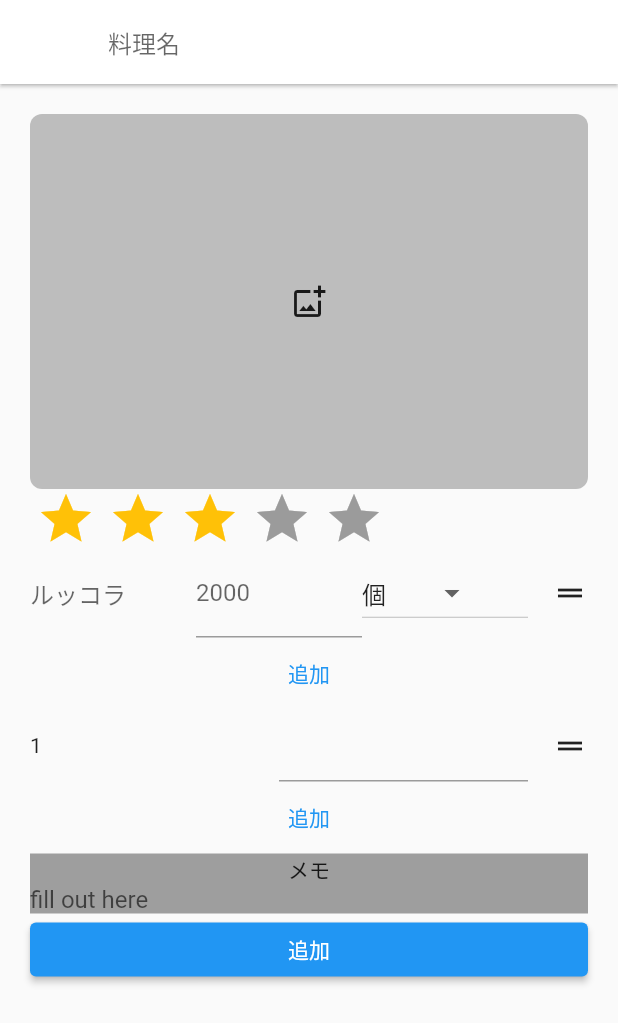
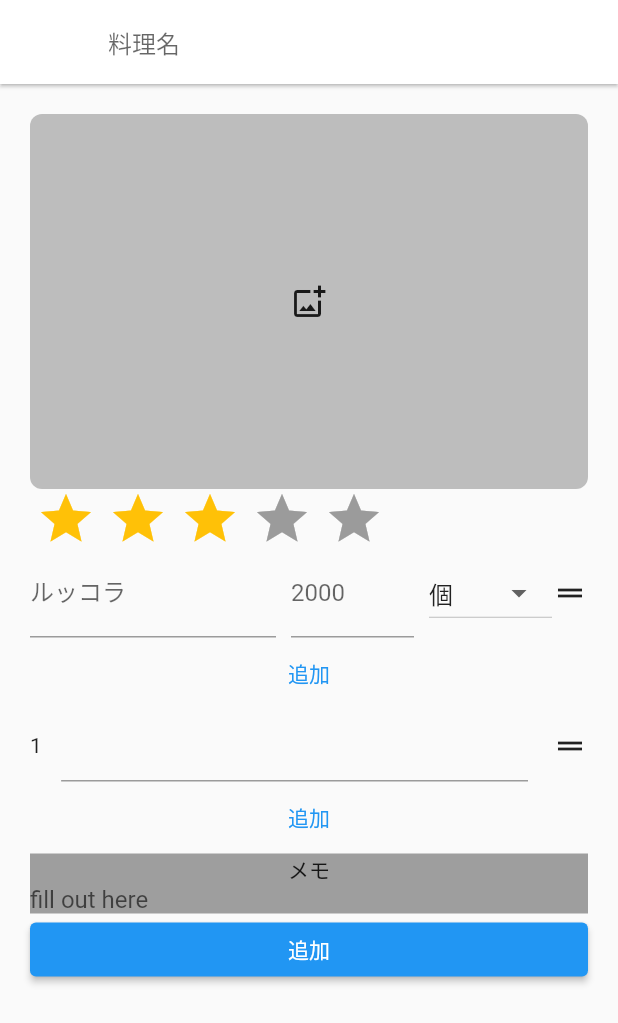
Before and after one commit to salan70/recipe, a Flutter app: the AddRecipeScreen screen opened directly, on a phone screen of 412 x 824 dp. Shown: the top 1023 px of the screen. Run offline on Flutter 3.47's test engine with Material 2 defaults, Android fonts, the phone set to English and light mode, and no system bars; drawn by our look-alikes of flutter_rating_bar, flutter_slidable; our stand-ins replace cloud_firestore, file_picker, firebase_auth, firebase_core, firebase_storage, flutter_hooks and 3 more; accounts and stored records are empty; generated files the repository leaves out were written again.

Commit message:
update layout in addRecipeModel

```diff
--- a/lib/parts/reordable_text_field/ingredients.dart
+++ b/lib/parts/reordable_text_field/ingredients.dart
@@ -106,26 +106,31 @@ class IngredientListWidget extends ConsumerWidget {
                   child: Row(
                     children: [
                       Expanded(
+                          flex: 2,
                           child: TextField(
-                        decoration: InputDecoration.collapsed(hintText: "ルッコラ"),
+                            decoration: InputDecoration(labelText: "ルッコラ"),
                             onChanged: (String value) {
                               ingredientListNotifier.editName(
                                   ingredientList[index].id, value);
 
                               ///テスト用
-                          print("--------name-------");
-                          for (int i = 0; i < ingredientList.length; i++) {
-                            print(ingredientList[i].id +
-                                ":" +
-                                ingredientList[i].name +
-                                ":" +
-                                ingredientList[i].amount.toString() +
-                                ":" +
-                                ingredientList[i].unit);
-                          }
+                              // print("--------name-------");
+                              // for (int i = 0; i < ingredientList.length; i++) {
+                              //   print(ingredientList[i].id +
+                              //       ":" +
+                              //       ingredientList[i].name +
+                              //       ":" +
+                              //       ingredientList[i].amount.toString() +
+                              //       ":" +
+                              //       ingredientList[i].unit);
+                              // }
                             },
                           )),
+                      SizedBox(
+                        width: 10,
+                      ),
                       Expanded(
+                          flex: 1,
                           child: TextField(
                             keyboardType: TextInputType.datetime,
                             decoration: InputDecoration(
@@ -140,19 +145,23 @@ class IngredientListWidget extends ConsumerWidget {
                                   ingredientList[index].id, amount);
 
                               ///テスト用
-                          print("-------amount------");
-                          for (int i = 0; i < ingredientList.length; i++) {
-                            print(ingredientList[i].id +
-                                ":" +
-                                ingredientList[i].name +
-                                ":" +
-                                ingredientList[i].amount.toString() +
-                                ":" +
-                                ingredientList[i].unit);
-                          }
+                              // print("-------amount------");
+                              // for (int i = 0; i < ingredientList.length; i++) {
+                              //   print(ingredientList[i].id +
+                              //       ":" +
+                              //       ingredientList[i].name +
+                              //       ":" +
+                              //       ingredientList[i].amount.toString() +
+                              //       ":" +
+                              //       ingredientList[i].unit);
+                              // }
                             },
                           )),
+                      SizedBox(
+                        width: 10,
+                      ),
                       Expanded(
+                        flex: 1,
                         child: DropdownButton<String>(
                           value: ingredientList[index].unit,
                           onChanged: (String? value) {
@@ -160,16 +169,16 @@ class IngredientListWidget extends ConsumerWidget {
                                 ingredientList[index].id, value!);
 
                             ///テスト用
-                            print("--------unit-------");
-                            for (int i = 0; i < ingredientList.length; i++) {
-                              print(ingredientList[i].id +
-                                  ":" +
-                                  ingredientList[i].name +
-                                  ":" +
-                                  ingredientList[i].amount.toString() +
-                                  ":" +
-                                  ingredientList[i].unit);
-                            }
+                            // print("--------unit-------");
+                            // for (int i = 0; i < ingredientList.length; i++) {
+                            //   print(ingredientList[i].id +
+                            //       ":" +
+                            //       ingredientList[i].name +
+                            //       ":" +
+                            //       ingredientList[i].amount.toString() +
+                            //       ":" +
+                            //       ingredientList[i].unit);
+                            // }
                           },
                           items: ["個", "g", "本", "大さじ", "小さじ"]
                               .map<DropdownMenuItem<String>>((String value) {
@@ -180,14 +189,7 @@ class IngredientListWidget extends ConsumerWidget {
                           }).toList(),
                         ),
                       ),
-                      Padding(
-                        padding: const EdgeInsets.only(
-                          bottom: 8.0,
-                          top: 8.0,
-                          left: 16,
-                        ),
-                        child: Icon(Icons.drag_handle),
-                      ),
+                      Icon(Icons.drag_handle),
                     ],
                   ),
                 ),
--- a/lib/parts/reordable_text_field/procedures.dart
+++ b/lib/parts/reordable_text_field/procedures.dart
@@ -62,8 +62,9 @@ class ProceduresListWidget extends ConsumerWidget {
                   ],
                   child: Row(
                     children: [
-                      Expanded(child: Text((index + 1).toString())),
+                      Expanded(flex: 1, child: Text((index + 1).toString())),
                       Expanded(
+                          flex: 15,
                           child: TextField(
                             maxLines: null,
                             onChanged: (String value) {
--- a/lib/parts/validation/validation.dart
+++ b/lib/parts/validation/validation.dart
@@ -2,24 +2,26 @@ class Validation {
   Validation();
 
   String? errorText(String? text) {
+    final errorText = "値が不正です";
+
     // textが「null」「double型に変換可能」「""(値なし)」の場合、nullを返す
     if (text == null || double.tryParse(text) != null || text == "") {
       return null;
     } else if (text.contains("/")) {
       // 下記正規表現の意味：『半角数字と/(スラッシュ)以外を含む』
       if (RegExp(r"(?=^(?=.*[^0-9\/]).*$)").hasMatch(text)) {
-        return "nooo";
+        return errorText;
         // 下記正規表現の意味：『「/(スラッシュ)」を2つ以上含む』
       } else if (RegExp(r".*\/.*\/.*").hasMatch(text)) {
-        return "noo";
+        return errorText;
         // 下記正規表現の意味：『「0」から始まる or 「/0」を含む』
       } else if (RegExp(r"(^0.*)|(^(?=.*\/0).*$)").hasMatch(text)) {
-        return "no";
+        return errorText;
       } else {
         return null;
       }
     } else {
-      return "適切な値を入力してください";
+      return errorText;
     }
   }
 }
--- a/lib/providers.dart
+++ b/lib/providers.dart
@@ -10,17 +10,13 @@ import 'package:recipe/parts/reordable_text_field/ingredients.dart';
 // import 'package:photoapp/
 
 final recipeListNotifierProvider =
-    StateNotifierProvider<RecipeListNotifier, List<Recipe>>((ref) {
+    StateNotifierProvider.autoDispose<RecipeListNotifier, List<Recipe>>((ref) {
   return RecipeListNotifier();
 });
 
 // 匿名認証用?
 final firebaseAuthProvider =
     Provider<FirebaseAuth>((ref) => FirebaseAuth.instance);
-
-final StateProvider ingredientsDropBoxProvider = StateProvider((ref) {
-  return 0;
-});
 
 final ingredientListNotifierProvider =
     StateNotifierProvider.autoDispose<IngredientListNotifier, List<Ingredient>>(
```
Also changed, not shown: lib/view/add_recipe/add_recipe_screen.dart (+1 -6 lines), lib/repository/recipe_repository.dart (deleted). Lines whose indentation alone changed are shown as unchanged.
